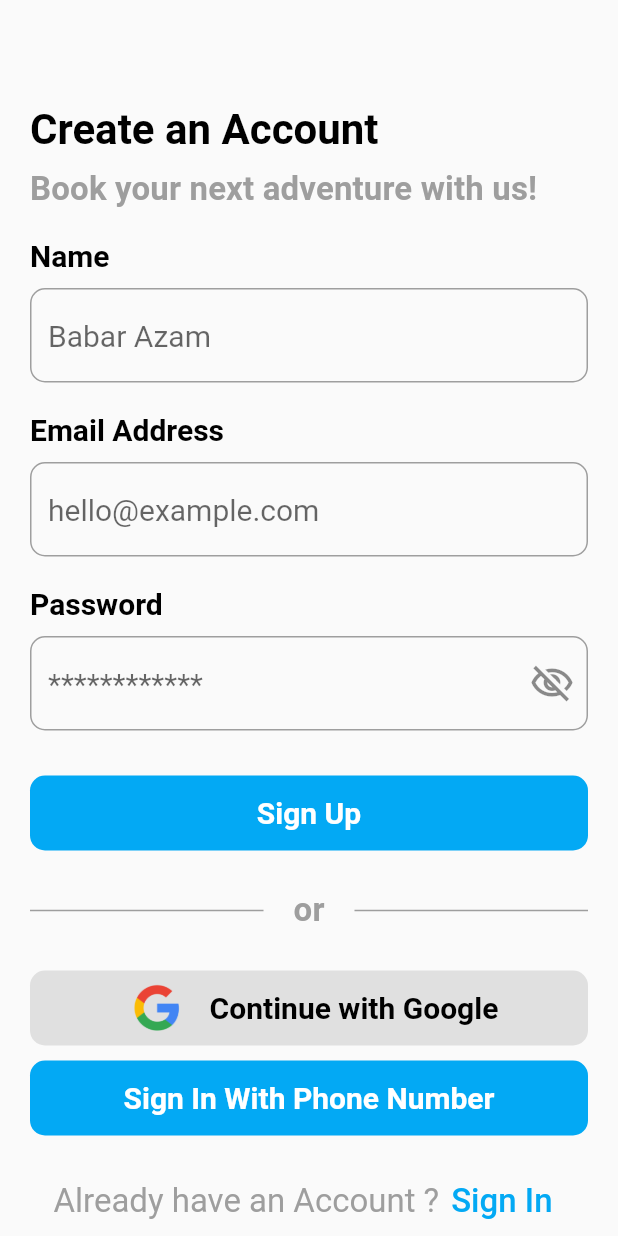
After one commit to FahadMehboob/aviation_project, a Flutter app: the screen it shows after launch, on a phone screen of 412 x 824 dp. The commit adds this screen. Run offline on Flutter 3.47's test engine with Material 2 defaults, Android fonts, the phone set to English and light mode, and no system bars.

Commit message:
signup page ui

```diff
--- a/lib/main.dart
+++ b/lib/main.dart
@@ -1,4 +1,4 @@
-import 'package:aviation_project/splashscreen.dart';
+import 'package:aviation_project/ui/splashscreen.dart';
 import 'package:flutter/material.dart';
 
 void main() {
@@ -13,9 +13,36 @@ class MyApp extends StatelessWidget {
     return MaterialApp(
       title: 'Aviation',
       theme: ThemeData(
+        textTheme: const TextTheme(
+          headlineLarge: TextStyle(
+              color: Colors.white, fontSize: 20, fontWeight: FontWeight.bold),
+          bodyMedium: TextStyle(
+            color: Colors.black,
+            fontSize: 20,
+          ),
+          bodyLarge: TextStyle(
+            color: Colors.black,
+            fontSize: 20,
+            fontWeight: FontWeight.bold,
+          ),
+          titleMedium: TextStyle(
+            color: Colors.grey,
+            fontSize: 22,
+          ),
+          titleSmall: TextStyle(
+            color: Colors.grey,
+            fontSize: 22,
+            fontWeight: FontWeight.bold,
+          ),
+          titleLarge: TextStyle(
+            color: Colors.black,
+            fontSize: 28,
+            fontWeight: FontWeight.bold,
+          ),
+        ),
         primarySwatch: Colors.lightBlue,
       ),
-      home: SplashScreen(),
+      home: const SplashScreen(),
     );
   }
 }
--- a/lib/services/splash_services.dart
+++ b/lib/services/splash_services.dart
@@ -1,5 +1,5 @@
 import 'dart:async';
-import 'package:aviation_project/homescreen.dart';
+import 'package:aviation_project/ui/auth/signup_screen.dart';
 import 'package:flutter/material.dart';
 
 class SplashServices {
@@ -8,7 +8,7 @@ class SplashServices {
       Navigator.push(
           context,
           MaterialPageRoute(
-            builder: (context) => const HomeScreen(),
+            builder: (context) => const SignUpScreen(),
           ));
     });
   }
--- /dev/null
+++ b/lib/ui/auth/signup_screen.dart
@@ -0,0 +1,160 @@
+import 'package:aviation_project/widgets/circular_button.dart';
+import 'package:aviation_project/widgets/reusable_text.dart';
+import 'package:flutter/material.dart';
+
+import '../../widgets/reusable_row.dart';
+
+class SignUpScreen extends StatefulWidget {
+  const SignUpScreen({super.key});
+
+  @override
+  State<SignUpScreen> createState() => _SignUpScreenState();
+}
+
+class _SignUpScreenState extends State<SignUpScreen> {
+  bool isVisible = false;
+  @override
+  Widget build(BuildContext context) {
+    return Scaffold(
+      body: SingleChildScrollView(
+        child: Padding(
+          padding: const EdgeInsets.symmetric(
+            vertical: 70,
+            horizontal: 20,
+          ),
+          child: Column(
+            mainAxisAlignment: MainAxisAlignment.start,
+            crossAxisAlignment: CrossAxisAlignment.start,
+            children: [
+              const ReusableTitle(title: "Create an Account"),
+              Padding(
+                padding: const EdgeInsets.only(top: 10),
+                child: Text(
+                  "Book your next adventure with us!",
+                  style: Theme.of(context).textTheme.titleSmall,
+                ),
+              ),
+              const ReusableLabel(labelText: "Name"),
+              TextFormField(
+                keyboardType: TextInputType.name,
+                style: Theme.of(context).textTheme.bodyMedium,
+                decoration: InputDecoration(
+                  hintText: "Babar Azam",
+                  enabledBorder: OutlineInputBorder(
+                    borderRadius: BorderRadius.circular(10),
+                    borderSide: const BorderSide(color: Colors.grey),
+                  ),
+                  focusedBorder: OutlineInputBorder(
+                    borderRadius: BorderRadius.circular(10),
+                    borderSide: const BorderSide(color: Colors.lightBlue),
+                  ),
+                  errorBorder: OutlineInputBorder(
+                    borderRadius: BorderRadius.circular(10),
+                    borderSide: const BorderSide(color: Colors.red),
+                  ),
+                ),
+              ),
+              const ReusableLabel(labelText: "Email Address"),
+              TextFormField(
+                keyboardType: TextInputType.emailAddress,
+                style: Theme.of(context).textTheme.bodyMedium,
+                decoration: InputDecoration(
+                  hintText: "hello@example.com",
+                  enabledBorder: OutlineInputBorder(
+                    borderRadius: BorderRadius.circular(10),
+                    borderSide: const BorderSide(color: Colors.grey),
+                  ),
+                  focusedBorder: OutlineInputBorder(
+                    borderRadius: BorderRadius.circular(10),
+                    borderSide: const BorderSide(color: Colors.lightBlue),
+                  ),
+                  errorBorder: OutlineInputBorder(
+                    borderRadius: BorderRadius.circular(10),
+                    borderSide: const BorderSide(color: Colors.red),
+                  ),
+                ),
+              ),
+              const ReusableLabel(labelText: "Password"),
+              TextFormField(
+                obscureText: isVisible,
+                keyboardType: TextInputType.emailAddress,
+                style: Theme.of(context).textTheme.bodyMedium,
+                decoration: InputDecoration(
+                  hintText: "************",
+                  enabledBorder: OutlineInputBorder(
+                    borderRadius: BorderRadius.circular(10),
+                    borderSide: const BorderSide(color: Colors.grey),
+                  ),
+                  focusedBorder: OutlineInputBorder(
+                    borderRadius: BorderRadius.circular(10),
+                    borderSide: const BorderSide(color: Colors.lightBlue),
+                  ),
+                  errorBorder: OutlineInputBorder(
+                    borderRadius: BorderRadius.circular(10),
+                    borderSide: const BorderSide(color: Colors.red),
+                  ),
+                  suffixIcon: InkWell(
+                    onTap: () {
+                      setState(() {
+                        isVisible = !isVisible;
+                      });
+                    },
+                    child: isVisible
+                        ? const Icon(
+                            Icons.visibility_outlined,
+                            size: 30,
+                          )
+                        : const Icon(
+                            Icons.visibility_off_outlined,
+                            size: 30,
+                          ),
+                  ),
+                ),
+              ),
+              const SizedBox(
+                height: 30,
+              ),
+              const CircularButton(btnText: "Sign Up"),
+              Row(
+                children: [
+                  const Expanded(
+                    child: Divider(
+                      height: 80,
+                      thickness: 1,
+                      color: Colors.grey,
+                      endIndent: 10,
+                    ),
+                  ),
+                  Padding(
+                    padding: const EdgeInsets.symmetric(horizontal: 10),
+                    child: Text("or",
+                        style: Theme.of(context).textTheme.titleSmall),
+                  ),
+                  const Expanded(
+                    child: Divider(
+                      height: 80,
+                      thickness: 1,
+                      color: Colors.grey,
+                      indent: 10,
+                    ),
+                  ),
+                ],
+              ),
+              const CircularGoogleButton(),
+              const SizedBox(
+                height: 10,
+              ),
+              const CircularButton(btnText: "Sign In With Phone Number"),
+              const SizedBox(
+                height: 20,
+              ),
+              const ReusableRow(
+                textTitle: "Already have an Account ?",
+              ),
+            ],
+          ),
+        ),
+      ),
+    );
+  }
+}
--- /dev/null
+++ b/lib/widgets/circular_button.dart
@@ -0,0 +1,56 @@
+import 'package:flutter/material.dart';
+
+class CircularButton extends StatelessWidget {
+  final String btnText;
+  const CircularButton({super.key, required this.btnText});
+
+  @override
+  Widget build(BuildContext context) {
+    return Container(
+      height: 50,
+      decoration: BoxDecoration(
+        borderRadius: BorderRadius.circular(10),
+        color: Colors.lightBlue,
+      ),
+      child: Center(
+        child: Text(
+          btnText,
+          style: Theme.of(context).textTheme.headlineLarge,
+        ),
+      ),
+    );
+  }
+}
+
+class CircularGoogleButton extends StatelessWidget {
+  const CircularGoogleButton({super.key});
+
+  @override
+  Widget build(BuildContext context) {
+    return Container(
+      height: 50,
+      decoration: BoxDecoration(
+        borderRadius: BorderRadius.circular(10),
+        color: Colors.grey[300],
+      ),
+      child: Row(
+        mainAxisAlignment: MainAxisAlignment.center,
+        crossAxisAlignment: CrossAxisAlignment.center,
+        children: [
+          Image.asset(
+            "assets/images/google-icon.png",
+            height: 40,
+            width: 50,
+          ),
+          const SizedBox(
+            width: 10,
+          ),
+          Text(
+            "Continue with Google",
+            style: Theme.of(context).textTheme.bodyLarge,
+          ),
+        ],
+      ),
+    );
+  }
+}
--- /dev/null
+++ b/lib/widgets/reusable_row.dart
@@ -0,0 +1,27 @@
+import 'package:flutter/material.dart';
+
+class ReusableRow extends StatelessWidget {
+  final String textTitle;
+  const ReusableRow({super.key, required this.textTitle});
+
+  @override
+  Widget build(BuildContext context) {
+    return Row(
+      mainAxisAlignment: MainAxisAlignment.center,
+      crossAxisAlignment: CrossAxisAlignment.center,
+      children: [
+        Text(
+          textTitle,
+          style: Theme.of(context).textTheme.titleMedium,
+        ),
+        TextButton(
+          onPressed: () {},
+          child: const Text(
+            "Sign In",
+            style: TextStyle(fontSize: 22),
+          ),
+        )
+      ],
+    );
+  }
+}
--- /dev/null
+++ b/lib/widgets/reusable_text.dart
@@ -0,0 +1,46 @@
+import 'package:flutter/material.dart';
+
+class ReusableTitle extends StatelessWidget {
+  final String title;
+  const ReusableTitle({super.key, required this.title});
+
+  @override
+  Widget build(BuildContext context) {
+    return Text(
+      title,
+      style: Theme.of(context).textTheme.titleLarge,
+    );
+  }
+}
+
+class ReusableSubTitle extends StatelessWidget {
+  final String subTitle;
+  const ReusableSubTitle({super.key, required this.subTitle});
+
+  @override
+  Widget build(BuildContext context) {
+    return Padding(
+      padding: const EdgeInsets.only(top: 10),
+      child: Text(
+        subTitle,
+        style: Theme.of(context).textTheme.titleSmall,
+      ),
+    );
+  }
+}
+
+class ReusableLabel extends StatelessWidget {
+  final String labelText;
+  const ReusableLabel({super.key, required this.labelText});
+
+  @override
+  Widget build(BuildContext context) {
+    return Padding(
+      padding: const EdgeInsets.only(top: 20, bottom: 10),
+      child: Text(
+        labelText,
+        style: Theme.of(context).textTheme.bodyLarge,
+      ),
+    );
+  }
+}
```
Also changed, not shown: assets/images/google-icon.png (added), flutter_01.png (added), lib/ui/auth/login_screen.dart (added), lib/ui/homescreen.dart (renamed from lib/homescreen.dart), lib/ui/splashscreen.dart (renamed from lib/splashscreen.dart).
